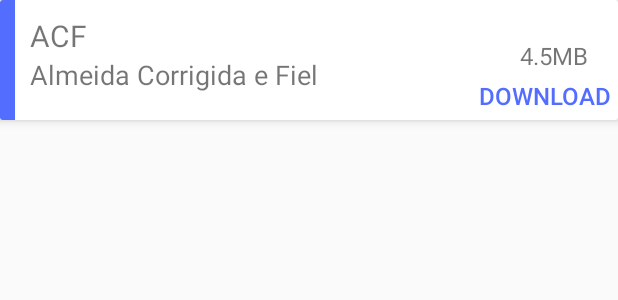
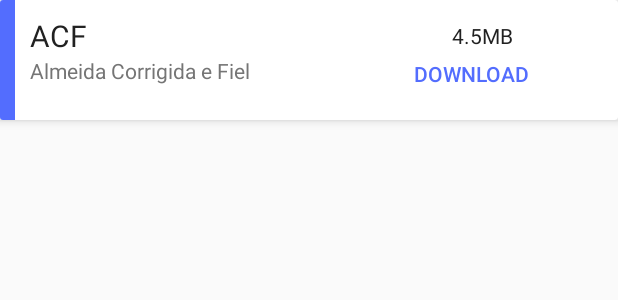
Before and after one commit to batagliao/onebible.android, an Android app: the layout layout_translation_cloud_item.xml on its own in the app's theme, with its tools: preview values and no code run, on a phone screen of 412 x 824 dp. Shown: the top 300 px of the screen. Run offline under Robolectric (Android 15) with nearby library versions, the phone set to English and light mode, and no system bars.

Commit message:
changing translations layout

```diff
--- a/app/src/main/java/com/claraboia/bibleandroid/adapters/TranslationRecyclerAdapter.kt
+++ b/app/src/main/java/com/claraboia/bibleandroid/adapters/TranslationCloudRecyclerAdapter.kt
@@ -6,13 +6,13 @@
 import android.view.ViewGroup
 import com.claraboia.bibleandroid.R
 import com.claraboia.bibleandroid.models.BibleTranslation
-import kotlinx.android.synthetic.main.layout_translation_item.view.*
+import kotlinx.android.synthetic.main.layout_translation_cloud_item.view.*
 
 /**
  * Created by lucasbatagliao on 28/10/16.
  */
-class TranslationRecyclerAdapter(var translations: List<BibleTranslation>,
-                                 val click: (translation: BibleTranslation) -> Unit) : RecyclerView.Adapter<TranslationRecyclerAdapter.TranslationViewHolder>() {
+class TranslationCloudRecyclerAdapter(var translations: List<BibleTranslation>,
+                                      val click: (translation: BibleTranslation) -> Unit) : RecyclerView.Adapter<TranslationCloudRecyclerAdapter.TranslationViewHolder>() {
 
     inner class TranslationViewHolder(itemView: View) : RecyclerView.ViewHolder(itemView) {
         fun bind(translation: BibleTranslation){
@@ -36,7 +36,7 @@
 
     override fun onCreateViewHolder(parent: ViewGroup?, viewType: Int): TranslationViewHolder {
         val inflater = LayoutInflater.from(parent?.context)
-        val view = inflater.inflate(R.layout.layout_translation_item, parent, false)
+        val view = inflater.inflate(R.layout.layout_translation_cloud_item, parent, false)
         return TranslationViewHolder(view)
     }
 
--- a/app/src/main/java/com/claraboia/bibleandroid/fragments/CloudTranslationsFragment.kt
+++ b/app/src/main/java/com/claraboia/bibleandroid/fragments/CloudTranslationsFragment.kt
@@ -15,7 +15,7 @@
 import android.view.ViewGroup
 import android.widget.Toast
 import com.claraboia.bibleandroid.R
-import com.claraboia.bibleandroid.adapters.TranslationRecyclerAdapter
+import com.claraboia.bibleandroid.adapters.TranslationCloudRecyclerAdapter
 import com.claraboia.bibleandroid.bibleApplication
 import com.claraboia.bibleandroid.helpers.getBibleDir
 import com.claraboia.bibleandroid.models.BibleTranslation
@@ -36,7 +36,7 @@
     private val database by lazy { FirebaseDatabase.getInstance().reference }
 
     private val translations: MutableList<BibleTranslation> = ArrayList()
-    private val adapter = TranslationRecyclerAdapter(translations,
+    private val adapter = TranslationCloudRecyclerAdapter(translations,
             click = {t -> downloadTranslationClick(t)})
 
     override fun onCreateView(inflater: LayoutInflater?, container: ViewGroup?, savedInstanceState: Bundle?): View? {
--- a/app/src/main/res/layout/layout_translation_item.xml
+++ b/app/src/main/res/layout/layout_translation_cloud_item.xml
@@ -28,27 +28,46 @@
         <RelativeLayout
             android:layout_marginStart="10dp"
             android:layout_marginEnd="4dp"
-            android:orientation="vertical"
-            android:layout_width="wrap_content"
+            android:layout_width="240dp"
             android:layout_height="match_parent"
             >
 
             <TextView
                 android:id="@+id/item_translationAbbrev"
                 android:layout_height="wrap_content"
+                android:layout_width="wrap_content"
                 android:textSize="20sp"
                 android:layout_marginTop="10dp"
                 tools:text="ACF"
-                android:layout_width="wrap_content" />
+                android:textColor="@color/colorPrimaryText"
+                 />
 
             <TextView
                 android:id="@+id/item_translationName"
                 android:layout_below="@id/item_translationAbbrev"
                 android:layout_width="wrap_content"
                 android:layout_height="wrap_content"
-                android:textSize="18sp"
+                android:textSize="14sp"
+                android:textColor="@color/colorSecundaryText"
                 tools:text="Almeida Corrigida e Fiel" />
 
+
+        </RelativeLayout>
+
+        <RelativeLayout
+            android:layout_width="100dp"
+            android:layout_height="wrap_content"
+            android:layout_gravity="center_vertical"
+            android:gravity="center">
+            <TextView
+                android:id="@+id/item_translationSize"
+                android:layout_marginEnd="16dp"
+                android:layout_width="wrap_content"
+                android:layout_height="wrap_content"
+                android:layout_alignParentEnd="true"
+                android:textColor="@color/colorPrimaryText"
+                tools:text="4.5MB"
+                android:textSize="14sp" />
             <Button
                 android:id="@+id/item_translationDownload"
                 android:text="download"
@@ -59,19 +78,11 @@
                 android:layout_marginBottom="-8dp"
                 android:layout_marginTop="-8dp"
                 android:layout_alignParentEnd="true"
-                android:layout_alignParentBottom="true"
-                android:textSize="16sp"
+                android:layout_below="@id/item_translationSize"
+                android:textSize="14sp"
                 />
 
-            <TextView
-                android:id="@+id/item_translationSize"
-                android:layout_marginEnd="16dp"
-                android:layout_width="wrap_content"
-                android:layout_height="wrap_content"
-                android:layout_above="@id/item_translationDownload"
-                android:layout_alignParentEnd="true"
-                tools:text="4.5MB"
-                android:textSize="16sp" />
+
         </RelativeLayout>
 
     </LinearLayout>
```
Also changed, not shown: app/src/main/java/com/claraboia/bibleandroid/adapters/TranslationLocalRecyclerAdapter.kt (added, +31 -0 lines), app/src/main/java/com/claraboia/bibleandroid/fragments/LocalTranslationsFragment.kt (+18 -0 lines), app/src/main/res/layout/fragment_local_translations.xml (+5 -3 lines).
